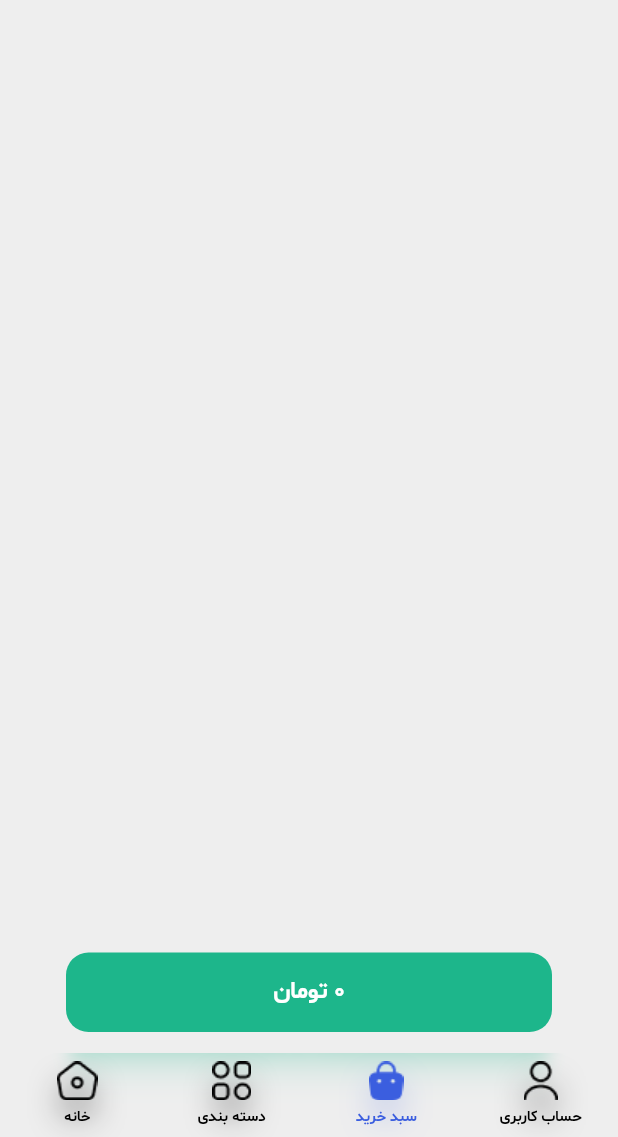
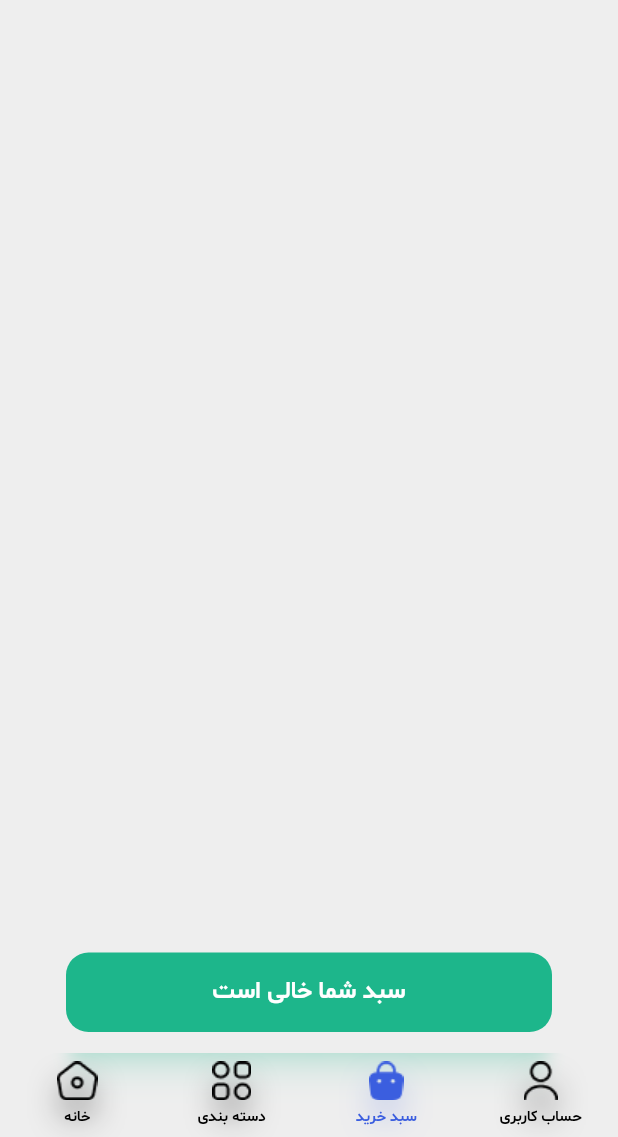
Before and after one commit to hosseinebrahimii/flutter_project_online_shop, a Flutter app: the screen it shows after launch, item 2 of the bottom bar chosen, on a phone screen of 412 x 824 dp, the part 99-1236 px from its top. Run offline on Flutter 3.47's test engine with Material 2 defaults, Android fonts, the phone set to English and light mode, and no system bars; our stand-ins replace cached_network_image, dartz, dio, dotted_line, flutter_bloc, get_it and 5 more; missing offline and left inert: zarinpal; accounts and stored records are empty; network calls fail; statements that could not run were skipped.

Commit message:
updated buy button on PurchaseCartPage

```diff
--- a/lib/ui/3.0.purchase_cart_page.dart
+++ b/lib/ui/3.0.purchase_cart_page.dart
@@ -208,7 +208,10 @@ class PurchaseCartPage extends StatelessWidget {
         ),
       ),
       child: Text(
-        '${itemsPrice.changeToPrice()} تومان',
+        (itemsPrice != 0)
+            ? 'هزینه پرداخت: '
+                '${itemsPrice.changeToPrice()} تومان'
+            : 'سبد شما خالی است',
         textDirection: TextDirection.rtl,
         style: const TextStyle(
           fontFamily: 'SB',
```
